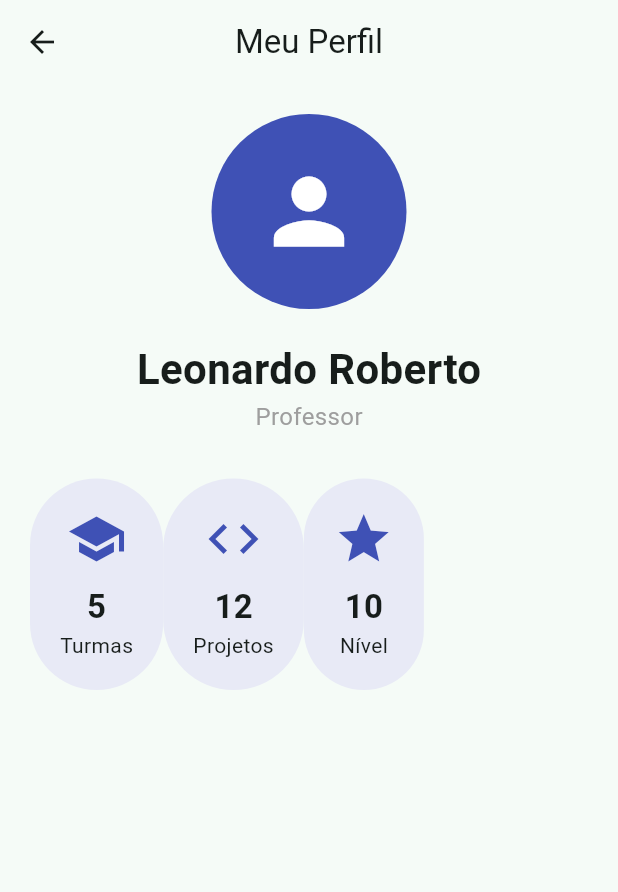
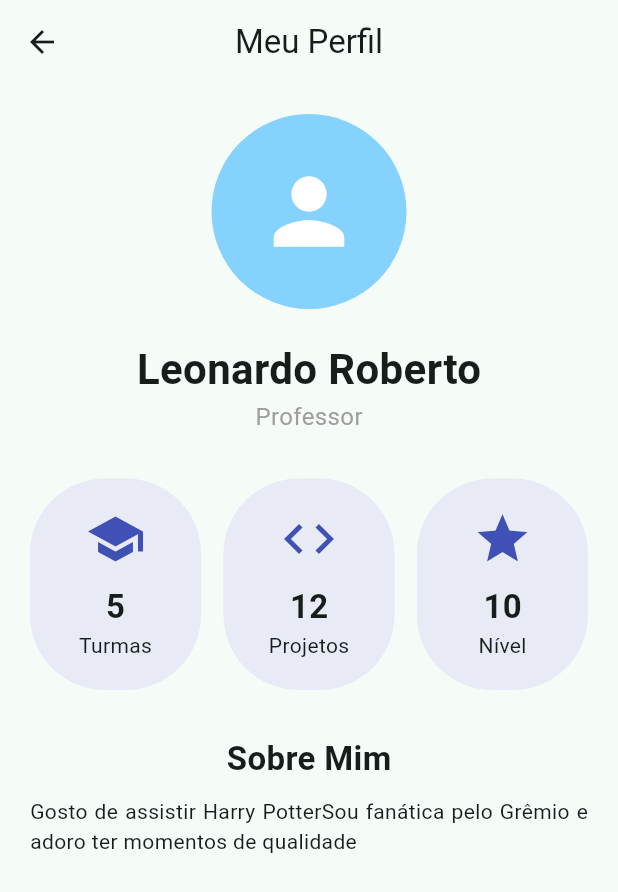
Before and after one commit to luci-nieradka-a/promacao-moblie-2026, a Flutter app: the Aula03 screen opened by its route, on a phone screen of 412 x 824 dp. Shown: the top 892 px of the screen. Run offline on Flutter 3.47's test engine with Material 3 defaults, Android fonts, the phone set to English and light mode, and no system bars.

Commit message:
finalizando aula 03

```diff
--- a/lib/paginas/telas/aula01.dart
+++ b/lib/paginas/telas/aula01.dart
@@ -27,7 +27,7 @@ class Aula01 extends StatelessWidget {
               Container(
                 padding: EdgeInsets.all(16),
                 margin: EdgeInsets.all(16),
-                color: const Color.fromARGB(255, 57, 106, 146),
+                color: const Color.fromARGB(255, 163, 213, 255),
                 child: const Center(
                   child: Text(
                     "Segundo Container",
--- a/lib/paginas/telas/aula03.dart
+++ b/lib/paginas/telas/aula03.dart
@@ -59,7 +59,7 @@ class Aula03 extends StatelessWidget {
               // Cria um avatar circular
               const CircleAvatar(
                 radius: 65,
-                backgroundColor: Colors.indigo,
+                backgroundColor: Color.fromARGB(255, 134, 210, 255),
                 child: Icon(
                   Icons.person,
                   color: Colors.white,
@@ -85,11 +85,37 @@ class Aula03 extends StatelessWidget {
               // Dispor elementos em linha
               Row(
                 children: [
-                  _criaInfo(icone: Icons.school, titulo: "Turmas", texto: "5"),
-                  _criaInfo(icone: Icons.code, titulo: "Projetos", texto: "12"),
-                  _criaInfo(icone: Icons.star, titulo: "Nível", texto: "10"),
+                  // Cada Expanded ocupa o mesmo espaço disponível na linha
+                 Expanded(
+                  child: _criaInfo(
+                    icone: Icons.school, titulo: "Turmas", texto: "5")
+                  ),
+                 SizedBox(width: 15,), // Colocar um espaço entre os cards
+                 Expanded(
+                  child: _criaInfo(
+                    icone: Icons.code, titulo: "Projetos", texto: "12")
+                  ),
+                 SizedBox(width: 15,),
+                 Expanded(
+                  child: _criaInfo(
+                    icone: Icons.star, titulo: "Nível", texto: "10"),
+                  ),
                 ],
-              )
+              ),
+              const SizedBox(height: 30),
+              const Text(
+                "Sobre Mim",
+               style: TextStyle(
+                fontWeight: FontWeight.bold,
+                fontSize: 22
+                ),
+             ),
+             const SizedBox(height: 10),
+             const Text(
+              "Gosto de assistir Harry Potter"
+              "Sou fanática pelo Grêmio e adoro ter momentos de qualidade",
+              textAlign: TextAlign.justify,
+              ),
             ],
           ),
         ),
```
